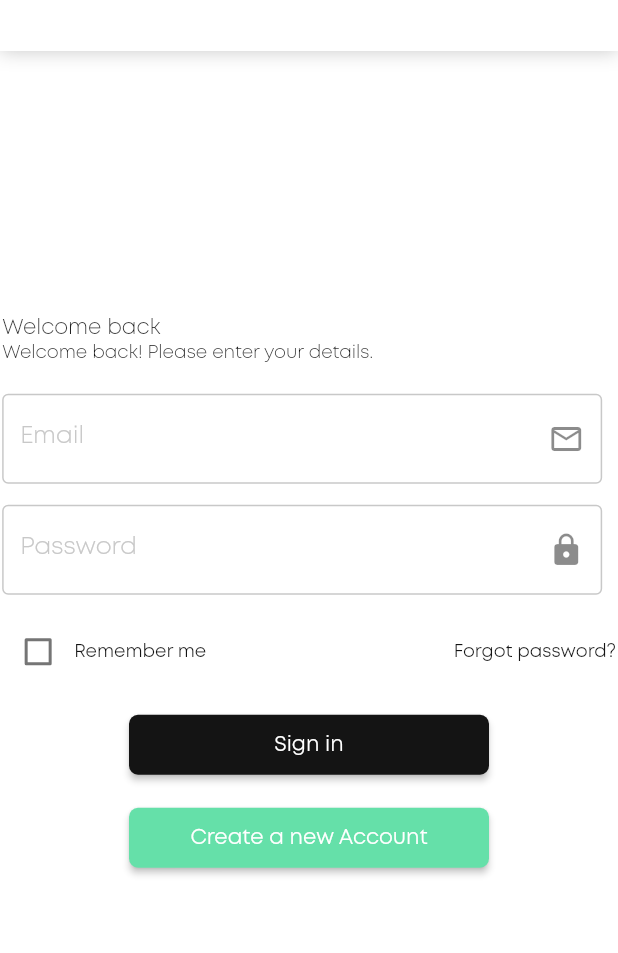
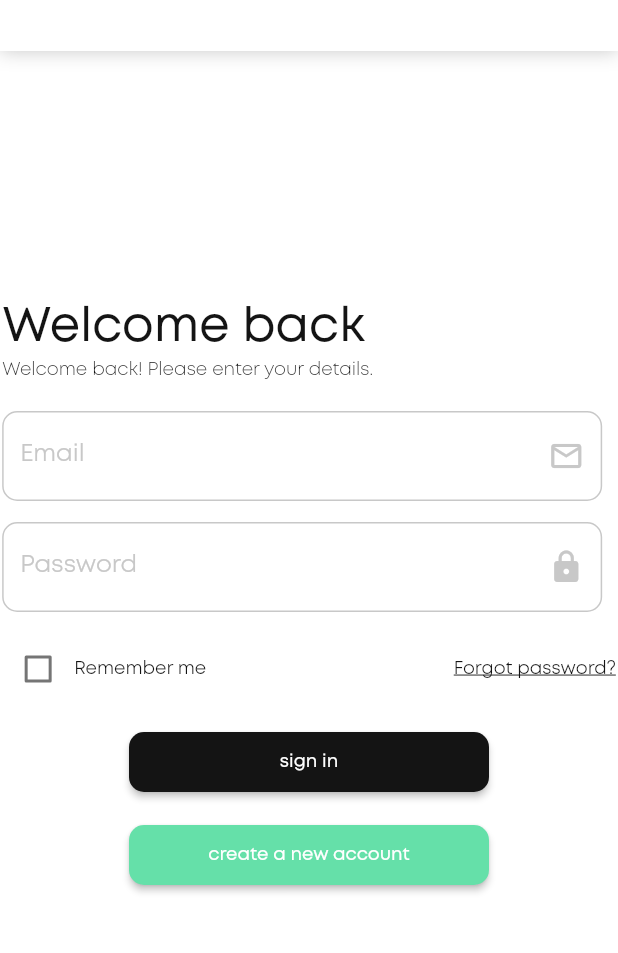
Before and after one commit to Excellence-Teams/excellence_teams_frontend, a Flutter app: the screen it shows after launch, after a tap on "PROJECTS", after a tap on "PROFILE", on a phone screen of 412 x 824 dp, the part 99-1052 px from its top. Run offline on Flutter 3.47's test engine with Material 2 defaults, Android fonts, the phone set to English and light mode, and no system bars; our stand-ins replace auto_route, get_it, sentry_flutter; missing offline and left inert: package_info_plus_web, shared_preferences_web.

Commit message:
refactor login screen with minor code changes

```diff
--- a/lib/ui/screens/profile/login/login.dart
+++ b/lib/ui/screens/profile/login/login.dart
@@ -1,7 +1,8 @@
-import 'dart:io';
-
 import 'package:excellence_teams_frontend/ui/resources/colors.dart';
 import 'package:excellence_teams_frontend/ui/resources/text_styles.dart';
+import 'package:excellence_teams_frontend/ui/widgets/button.dart';
+import 'package:excellence_teams_frontend/ui/widgets/text.dart';
+import 'package:excellence_teams_frontend/ui/widgets/text_field.dart';
 
 import 'package:flutter/material.dart';
 
@@ -12,21 +13,20 @@ class LoginScreen extends StatelessWidget {
   Widget build(BuildContext context) {
     final size = MediaQuery.of(context).size;
     const breakpoint = 1000;
-    const paneProportion = 50;
 
     if (breakpoint < size.width) {
       return Flex(
         direction: Axis.horizontal,
         children: const [
-          LoginLeftSide(paneProportion: paneProportion),
-          LoginRightSide(paneProportion: paneProportion),
+          LoginLeftSide(),
+          LoginRightSide(),
         ],
       );
     } else {
       return Flex(
         direction: Axis.horizontal,
         children: const [
-          LoginLeftSide(paneProportion: paneProportion),
+          LoginLeftSide(),
         ],
       );
     }
@@ -36,15 +36,11 @@ class LoginScreen extends StatelessWidget {
 class LoginRightSide extends StatelessWidget {
   const LoginRightSide({
     Key? key,
-    required this.paneProportion,
   }) : super(key: key);
-
-  final int paneProportion;
 
   @override
   Widget build(BuildContext context) {
     return Flexible(
-      flex: 100 - paneProportion,
       child: Container(
         color: ETColors.grey,
         child: const Center(
@@ -58,22 +54,21 @@ class LoginRightSide extends StatelessWidget {
 class LoginLeftSide extends StatefulWidget {
   const LoginLeftSide({
     Key? key,
-    required this.paneProportion,
   }) : super(key: key);
-
-  final int paneProportion;
 
   @override
   State<LoginLeftSide> createState() => _LoginLeftSideState();
 }
 
 class _LoginLeftSideState extends State<LoginLeftSide> {
+  final _emailController = TextEditingController();
+  final _passwordController = TextEditingController();
+
   bool isChecked = false;
 
   @override
   Widget build(BuildContext context) {
     return Flexible(
-        flex: widget.paneProportion,
         child: Column(
       mainAxisAlignment: MainAxisAlignment.center,
       crossAxisAlignment: CrossAxisAlignment.center,
@@ -81,55 +76,40 @@ class _LoginLeftSideState extends State<LoginLeftSide> {
         Row(
           mainAxisAlignment: MainAxisAlignment.center,
           children: [
-                Column(crossAxisAlignment: CrossAxisAlignment.start, children: [
-                  const Text(
+            Column(
+              crossAxisAlignment: CrossAxisAlignment.start,
+              children: [
+                ETText(
                   "Welcome back",
-                    style: ETTextStyles.montTitle,
+                  style: ETTextStyles.montSemiBold.copyWith(fontSize: 32),
                 ),
-                  const Text(
+                const ETText(
                   "Welcome back! Please enter your details.",
                   style: ETTextStyles.montBook,
                 ),
                 const SizedBox(height: 20),
-                  const SizedBox(
+                SizedBox(
                     width: 400,
-                    child: TextField(
-                      decoration: InputDecoration(
-                        focusedBorder: OutlineInputBorder(
-                          borderSide: BorderSide(color: Colors.green, width: 1),
+                    child: ETTextField(
+                      controller: _emailController,
+                      hintText: 'Email',
+                      trailingIcon: const Icon(
+                        Icons.mail_outline,
+                        color: ETColors.grey,
                       ),
-                        enabledBorder: OutlineInputBorder(
-                          borderSide:
-                              BorderSide(color: ETColors.grey, width: 1.0),
+                    )),
+                const SizedBox(height: 14),
+                SizedBox(
+                    width: 400,
+                    child: ETTextField(
+                      controller: _passwordController,
+                      inputVisible: false,
+                      hintText: 'Password',
+                      trailingIcon: const Icon(
+                        Icons.lock,
+                        color: ETColors.grey,
                       ),
-                        hintText: 'Email',
-                        labelText: 'Email',
-                        suffixIcon: Icon(
-                          Icons.mail_outline,
-                        ),
-                      ),
-                    ),
-                  ),
-                  const SizedBox(height: 14),
-                  const SizedBox(
-                    width: 400,
-                    child: TextField(
-                      decoration: InputDecoration(
-                        focusedBorder: OutlineInputBorder(
-                          borderSide: BorderSide(color: Colors.green, width: 1),
-                        ),
-                        enabledBorder: OutlineInputBorder(
-                          borderSide:
-                              BorderSide(color: ETColors.grey, width: 1.0),
-                        ),
-                        hintText: 'Password',
-                        labelText: 'Password',
-                        suffixIcon: Icon(
-                          Icons.lock,
-                        ),
-                      ),
-                    ),
-                  ),
+                    )),
                 const SizedBox(height: 14),
                 SizedBox(
                   child: Row(
@@ -146,19 +126,26 @@ class _LoginLeftSideState extends State<LoginLeftSide> {
                         },
                       ),
                       const SizedBox(
-                          child: Text("Remember me",
-                              style: ETTextStyles.montRegular),
+                        child: ETText(
+                          "Remember me",
+                          style: ETTextStyles.montRegular,
                         ),
-                        const Padding(
-                          padding: EdgeInsets.fromLTRB(165, 0, 0, 0),
-                          child: Text("Forgot password?",
-                              style: ETTextStyles.montRegular),
+                      ),
+                      Padding(
+                        padding: const EdgeInsets.only(left: 165),
+                        child: Text(
+                          "Forgot password?",
+                          style: ETTextStyles.montRegular.copyWith(
+                            decoration: TextDecoration.underline,
+                          ),
+                        ),
                       )
                     ],
                   ),
                 ),
                 const SizedBox(height: 14),
-                ]),
+              ],
+            ),
           ],
         ),
         Row(
@@ -167,31 +154,20 @@ class _LoginLeftSideState extends State<LoginLeftSide> {
             Column(
               crossAxisAlignment: CrossAxisAlignment.center,
               children: [
-                    ElevatedButton(
-                      style: ElevatedButton.styleFrom(
-                        primary: ETColors.black,
-                        minimumSize: const Size(240, 40),
-                        maximumSize: const Size(240, 40),
-                        shape: RoundedRectangleBorder(
-                            borderRadius: BorderRadius.circular(6)),
-                      ),
-                      child:
-                          const Text('Sign in', style: ETTextStyles.montWhite),
-                      onPressed: () {},
+                ETButton(
+                  label: 'sign in',
+                  onClick: () {
+                    // TODO add click logic
+                  },
                 ),
                 const SizedBox(height: 14),
-                    ElevatedButton(
-                      style: ElevatedButton.styleFrom(
-                        primary: ETColors.green,
-                        minimumSize: const Size(240, 40),
-                        maximumSize: const Size(240, 40),
-                        shape: RoundedRectangleBorder(
-                            borderRadius: BorderRadius.circular(6)),
-                      ),
-                      child: const Text('Create a new Account',
-                          style: ETTextStyles.montWhite),
-                      onPressed: () {},
-                    ),
+                ETButton(
+                  backgroundColor: ETColors.green,
+                  label: 'create a new account',
+                  onClick: () {
+                    // TODO add click logic
+                  },
+                )
               ],
             ),
           ],
```
Lines whose indentation alone changed are shown as unchanged.
